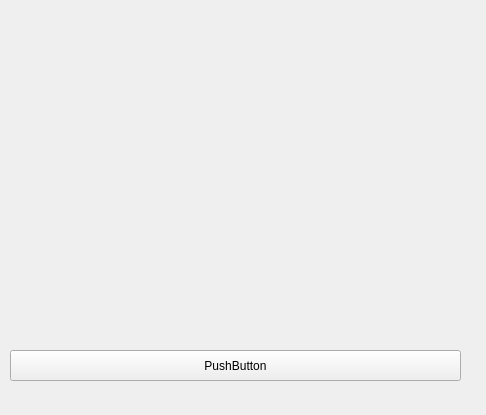
This is machine.ui in EAngurel/turingMachineSimulator as Qt 5 draws it before an edit. The edited form follows.
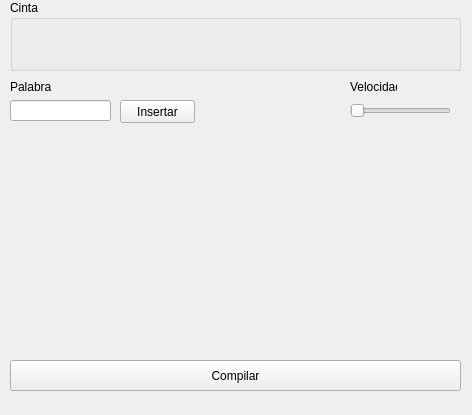
This is the edited form.

Diff of the .ui file:
```diff
--- a/machine.ui
+++ b/machine.ui
@@ -6,10 +6,22 @@
    <rect>
     <x>0</x>
     <y>0</y>
-    <width>486</width>
+    <width>472</width>
     <height>415</height>
    </rect>
   </property>
+  <property name="minimumSize">
+   <size>
+    <width>472</width>
+    <height>415</height>
+   </size>
+  </property>
+  <property name="maximumSize">
+   <size>
+    <width>472</width>
+    <height>415</height>
+   </size>
+  </property>
   <property name="windowTitle">
    <string>machine</string>
   </property>
@@ -18,9 +30,9 @@
     <property name="geometry">
      <rect>
       <x>10</x>
-      <y>100</y>
+      <y>130</y>
       <width>451</width>
-      <height>241</height>
+      <height>221</height>
      </rect>
     </property>
     <layout class="QVBoxLayout" name="verticalLayout"/>
@@ -29,13 +41,99 @@
     <property name="geometry">
      <rect>
       <x>10</x>
-      <y>350</y>
+      <y>360</y>
       <width>451</width>
       <height>31</height>
      </rect>
     </property>
     <property name="text">
-     <string>PushButton</string>
+     <string>Compilar</string>
+    </property>
+   </widget>
+   <widget class="QWidget" name="horizontalLayoutWidget">
+    <property name="geometry">
+     <rect>
+      <x>200</x>
+      <y>100</y>
+      <width>131</width>
+      <height>21</height>
+     </rect>
+    </property>
+    <layout class="QHBoxLayout" name="horizontalLayout"/>
+   </widget>
+   <widget class="QSlider" name="horizontalSlider">
+    <property name="geometry">
+     <rect>
+      <x>350</x>
+      <y>100</y>
+      <width>101</width>
+      <height>21</height>
+     </rect>
+    </property>
+    <property name="orientation">
+     <enum>Qt::Horizontal</enum>
+    </property>
+   </widget>
+   <widget class="QLineEdit" name="lineEdit">
+    <property name="geometry">
+     <rect>
+      <x>10</x>
+      <y>100</y>
+      <width>101</width>
+      <height>21</height>
+     </rect>
+    </property>
+   </widget>
+   <widget class="QLabel" name="label">
+    <property name="geometry">
+     <rect>
+      <x>10</x>
+      <y>80</y>
+      <width>47</width>
+      <height>13</height>
+     </rect>
+    </property>
+    <property name="text">
+     <string>Palabra</string>
+    </property>
+   </widget>
+   <widget class="QLabel" name="label_2">
+    <property name="geometry">
+     <rect>
+      <x>350</x>
+      <y>80</y>
+      <width>47</width>
+      <height>13</height>
+     </rect>
+    </property>
+    <property name="text">
+     <string>Velocidad</string>
+    </property>
+   </widget>
+   <widget class="QGroupBox" name="groupBox">
+    <property name="geometry">
+     <rect>
+      <x>10</x>
+      <y>0</y>
+      <width>451</width>
+      <height>71</height>
+     </rect>
+    </property>
+    <property name="title">
+     <string>Cinta</string>
+    </property>
+   </widget>
+   <widget class="QPushButton" name="submit">
+    <property name="geometry">
+     <rect>
+      <x>120</x>
+      <y>100</y>
+      <width>75</width>
+      <height>23</height>
+     </rect>
+    </property>
+    <property name="text">
+     <string>Insertar</string>
     </property>
    </widget>
   </widget>
```
Left out of the diff: 4 changed lines with no effect on the pictures.
